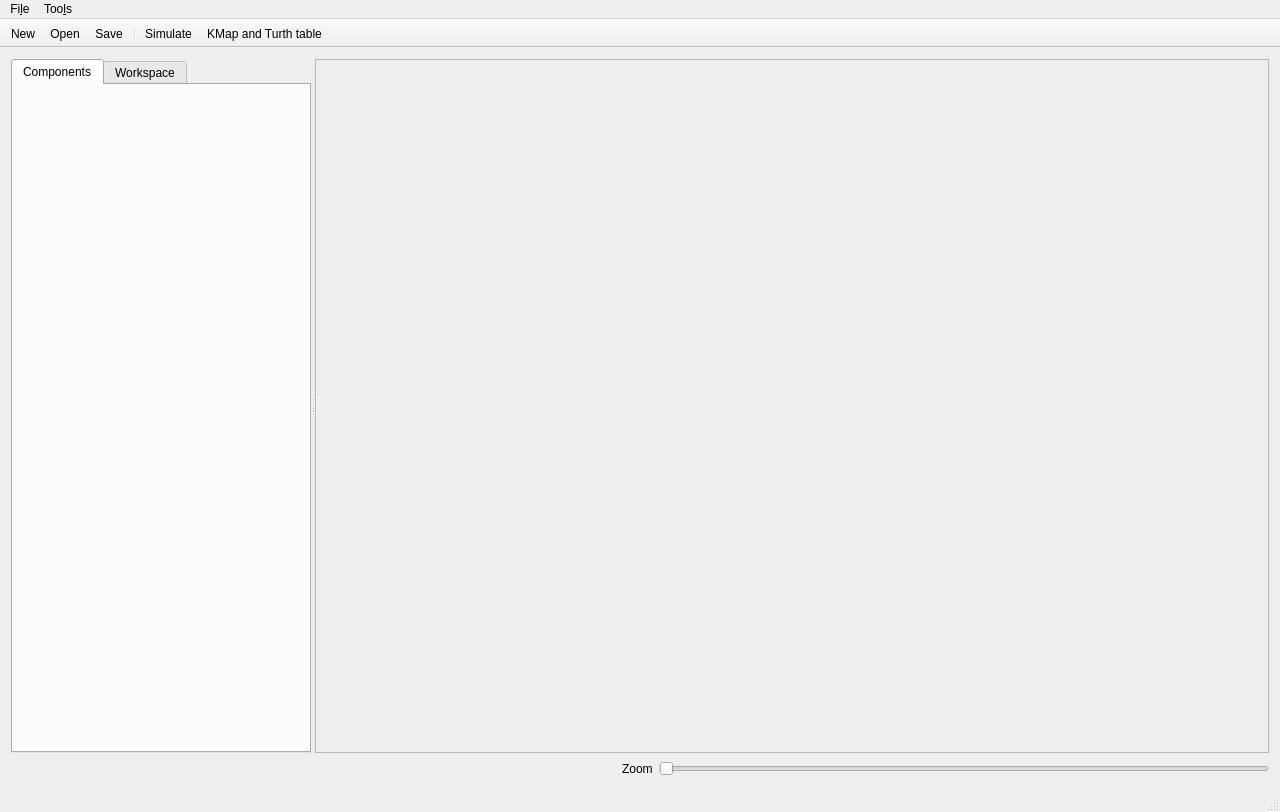
Sefrwahed/LogicSim, file src/mainwindow.ui: the form before one commit.
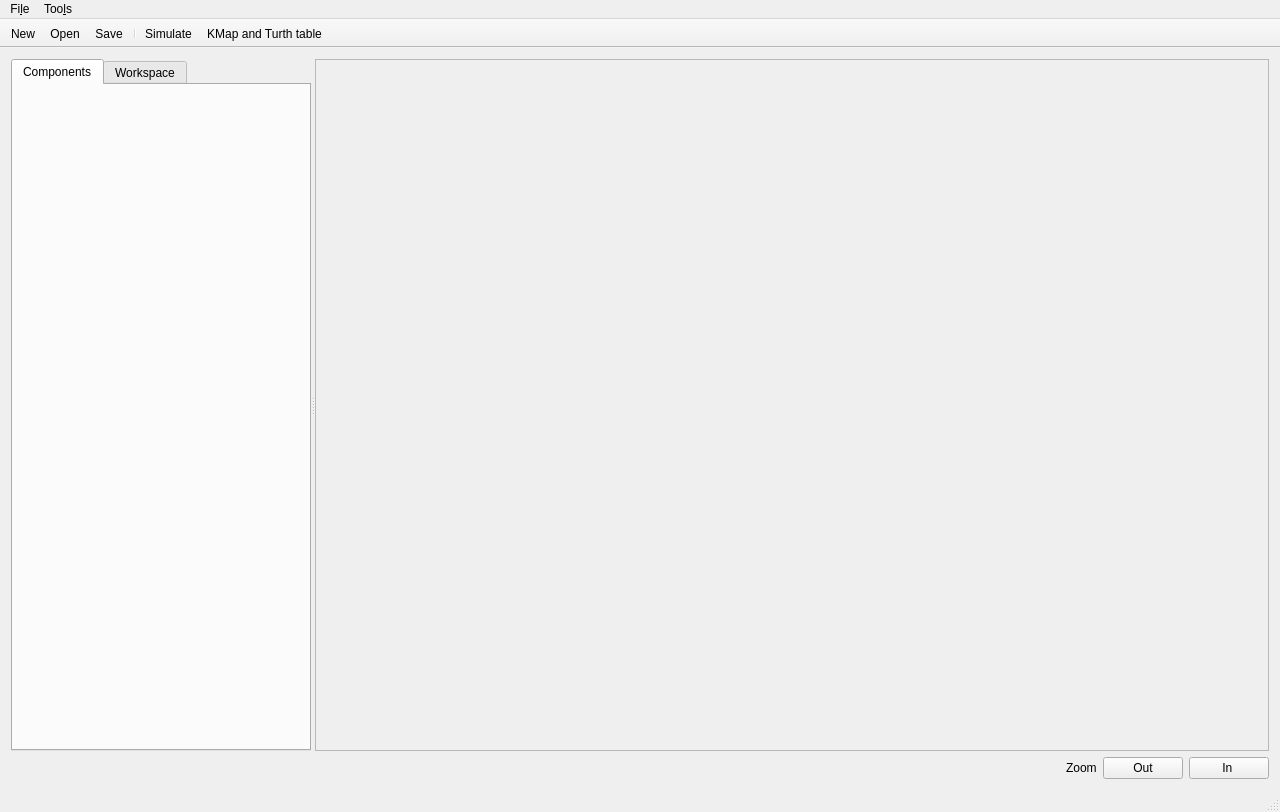
The form after the commit. Icons and pictures are not drawn.

Commit message: #38 - zoom by push buttons

The edit to the form file:
```diff
--- a/src/mainwindow.ui
+++ b/src/mainwindow.ui
@@ -94,9 +94,16 @@
        </widget>
       </item>
       <item>
-       <widget class="QSlider" name="horizontalSlider">
-        <property name="orientation">
-         <enum>Qt::Horizontal</enum>
+       <widget class="QPushButton" name="Zoomout">
+        <property name="text">
+         <string>Out</string>
+        </property>
+       </widget>
+      </item>
+      <item>
+       <widget class="QPushButton" name="zoomin">
+        <property name="text">
+         <string>In </string>
         </property>
        </widget>
       </item>
```
The commit also changes 3 other files.
